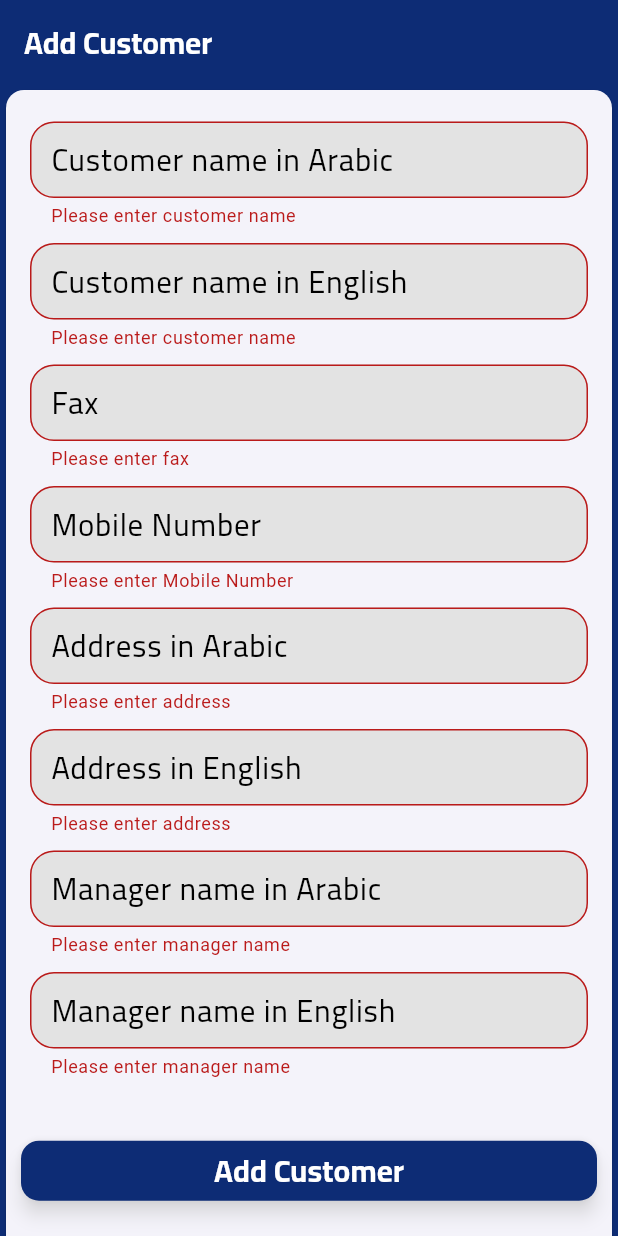
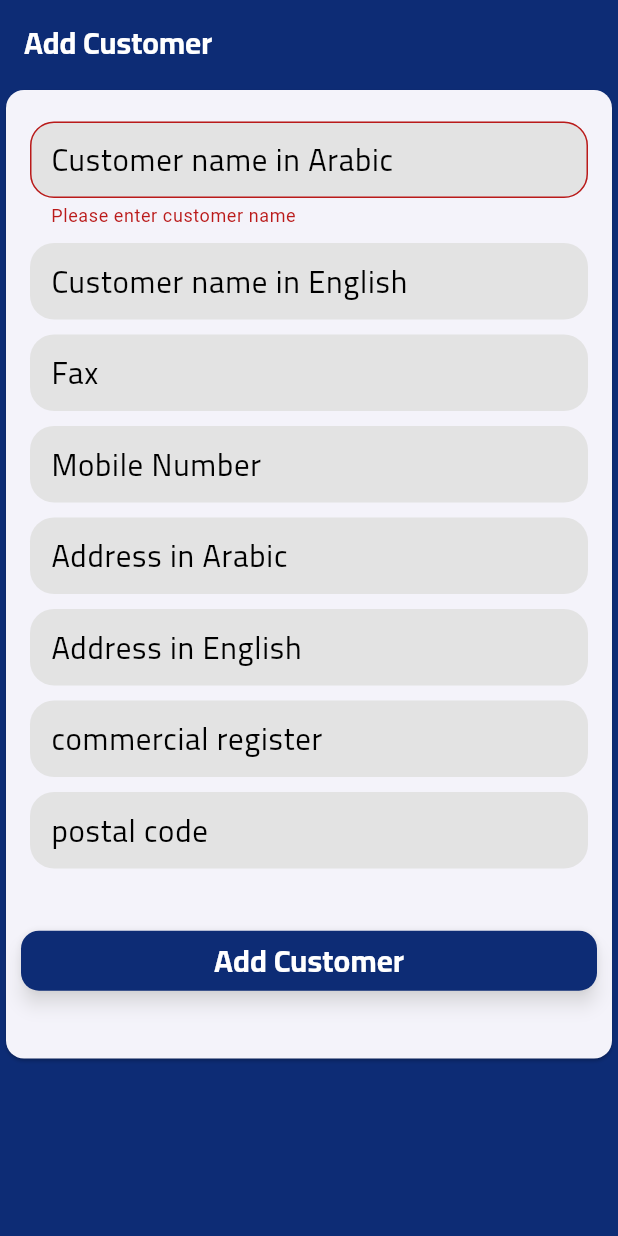
Before and after one commit to bishoy-girgis/easy_erp, a Flutter app: the AddCustomerView screen opened by its route, after a tap on "Add Customer", on a phone screen of 412 x 824 dp. Run offline on Flutter 3.47's test engine with Material 3 defaults, Android fonts, the phone set to English and light mode, and no system bars; our stand-ins replace bloc, dartz, dio, dropdown_search, equatable, eva_icons_flutter and 12 more; missing offline and left inert: textfield_search; accounts and stored records are empty; generated files the repository leaves out were written again; network calls fail.

Commit message:
finish add customer and search on customer and esit on Add item UI ,

```diff
--- a/lib/core/helper/app_routing.dart
+++ b/lib/core/helper/app_routing.dart
@@ -75,7 +75,7 @@ abstract class AppRouters {
       GoRoute(
         path: kCustomers,
         builder: (context, state) {
-          return const CustomerView();
+          return CustomerView();
         },
       ),
       GoRoute(
--- a/lib/core/helper/pdf_helper.dart
+++ b/lib/core/helper/pdf_helper.dart
@@ -29,9 +29,9 @@ Future<void> generateAndPrintArabicPdf(
     var length = items.length;
     for (int i = 0; i < length; i++) {
       finalItems.add([
+        (items[i].salesprice! * items[i].quantity).toString(),
+        items[i].discP.toString(),
         items[i].salesprice.toString(),
-        items[i].discP.toString(),
-        items[i].cost.toString(),
         items[i].quantity.toString(),
         items[i].itmname ?? items[i].itmename ?? "None",
       ]);
--- a/lib/core/widgets/custom_text_form_field.dart
+++ b/lib/core/widgets/custom_text_form_field.dart
@@ -5,6 +5,8 @@ import 'package:flutter/services.dart';
 import 'package:flutter_screenutil/flutter_screenutil.dart';
 
 class CustomTextFormField extends StatelessWidget {
+  final double? suffixIconSize;
+  final double? prefixIconSize;
   final TextEditingController? controller;
   final String labelText;
   final String? hintText;
@@ -48,6 +50,8 @@ class CustomTextFormField extends StatelessWidget {
     this.prefixIcon,
     this.prefixIconColor = AppColors.primaryColorBlue,
     this.validator,
+    this.suffixIconSize,
+    this.prefixIconSize,
     this.suffixIcon,
     this.suffixColor = AppColors.primaryColorBlue,
     this.suffixPressed,
@@ -115,6 +119,7 @@ class CustomTextFormField extends StatelessWidget {
                   icon: Icon(
                     prefixIcon,
                     color: prefixIconColor,
+                    size: prefixIconSize,
                   ),
                 ),
           suffixIcon: suffixIcon == null
@@ -124,6 +129,7 @@ class CustomTextFormField extends StatelessWidget {
                   icon: Icon(
                     suffixIcon,
                     color: suffixColor,
+                    size: suffixIconSize,
                   ),
                 ),
         ),
--- a/lib/data/models/item_model/item_model.dart
+++ b/lib/data/models/item_model/item_model.dart
@@ -53,9 +53,14 @@ class ItemModel extends HiveObject {
 
   factory ItemModel.fromJson(Map<String, dynamic> json) =>
       _$ItemModelFromJson(json);
+
+  /// From Json  To Print Invoice
+
   factory ItemModel.fromJsonToPrintInvoiceWithItems(
           Map<String, dynamic> json) =>
       _$ItemModelFromJsonToPrintInvoiceWithItems(json);
+
+  /// TO JSON
   Map<String, dynamic> toJson() => _$ItemModelToJson(this);
 
   @override
--- a/lib/l10n/app_ar.arb
+++ b/lib/l10n/app_ar.arb
@@ -55,8 +55,8 @@
     "add_customer": "إضافة عميل" ,
     "customer_name_ar": "اسم العميل بالعربية" ,
     "customer_name_en": "اسم العميل بالإنجليزية" ,
-    "manager_name_en": "اسم المدير بالإنجليزية" ,
-    "manager_name_ar": "اسم المدير بالعربية" ,
+    "manager_name_en": "الرمز البريدي" ,
+    "manager_name_ar": "سجل تجارى" ,
     "fax": "الرقم الضريبي" ,
     "mobile_number": "رقم الهاتف" ,
     "address_ar": "العنوان بالعربية" ,
--- a/lib/l10n/app_en.arb
+++ b/lib/l10n/app_en.arb
@@ -64,8 +64,8 @@
     "add_customer": "Add Customer" ,
     "customer_name_ar": "Customer name in Arabic" ,
     "customer_name_en": "Customer name in English" ,
-    "manager_name_en": "Manager name in English" ,
-    "manager_name_ar": "Manager name in Arabic" ,
+    "manager_name_en": "postal code" ,
+    "manager_name_ar": "commercial register" ,
     "fax": "Fax" ,
     "address_ar": "Address in Arabic" ,
     "address_en": "Address in English" ,
--- a/lib/presentation/Home/views/inner_views/add_customer_view/add_customer_view.dart
+++ b/lib/presentation/Home/views/inner_views/add_customer_view/add_customer_view.dart
@@ -19,16 +19,24 @@ import 'widgets/select_group_section.dart';
 
 class AddCustomerView extends StatelessWidget {
   AddCustomerView({super.key});
-  final TextEditingController _custNameArController = TextEditingController();
-  final TextEditingController _custNameEnController = TextEditingController();
-  final TextEditingController _faxController = TextEditingController();
-  final TextEditingController _mobileNumberController = TextEditingController();
-  final TextEditingController _managerNameArController =
-      TextEditingController();
-  final TextEditingController _managerNameEnController =
-      TextEditingController();
-  final TextEditingController _addressEnController = TextEditingController();
-  final TextEditingController _addressArController = TextEditingController();
+  TextEditingController custNameArController = TextEditingController();
+  // final TextEditingController? _custNameEnController = TextEditingController();
+  // final TextEditingController? _faxController = TextEditingController();
+  // final TextEditingController? _mobileNumberController =
+  //     TextEditingController();
+  // final TextEditingController? _managerNameArController =
+  //     TextEditingController();
+  // final TextEditingController? _managerNameEnController =
+  //     TextEditingController();
+  // final TextEditingController? _addressEnController = TextEditingController();
+  //nal TextEditingController? _addressArController = TextEditingController();
+  String? custNameEnController;
+  String? faxController;
+  String? mobileNumberController;
+  String? managerNameArController;
+  String? managerNameEnController;
+  String? addressEnController;
+  String? addressArController;
   final _formKey = GlobalKey<FormState>();
   @override
   Widget build(BuildContext context) {
@@ -62,6 +70,8 @@ class AddCustomerView extends StatelessWidget {
               context: context,
               router: AppRouters.kCustomers,
             );
+            print(
+                "${state.addCustomerResponseModel.customercode} ::::::::::::::::::::::::::::");
             SharedPref.remove(key: 'custCategoryId');
           } else if (state is AddCustomerFailure) {
             GlobalMethods.buildFlutterToast(
@@ -89,9 +99,9 @@ class AddCustomerView extends StatelessWidget {
                         CustomTextFormField(
                           labelText:
                               AppLocalizations.of(context)!.customer_name_ar,
-                          controller: _custNameArController,
                           onChange: (value) {
-                            _custNameArController.text = value;
+                            custNameArController.text = value;
+                            print(custNameArController.text);
                           },
                           validator: (value) {
                             if (value == null || value.isEmpty) {
@@ -104,104 +114,104 @@ class AddCustomerView extends StatelessWidget {
                         CustomTextFormField(
                           labelText:
                               AppLocalizations.of(context)!.customer_name_en,
-                          controller: _custNameEnController,
+                          //controller: _custNameEnController,
                           onChange: (value) {
-                            _custNameEnController.text = value;
+                            custNameEnController = value;
                           },
-                          validator: (value) {
-                            if (value == null || value.isEmpty) {
-                              return AppLocalizations.of(context)!
-                                  .please_enter_customer_name;
-                            }
-                            return null;
-                          },
+                          // validator: (value) {
+                          //   if (value == null || value.isEmpty) {
+                          //     return AppLocalizations.of(context)!
+                          //         .please_enter_customer_name;
+                          //   }
+                          //   return null;
+                          // },
                         ),
                         CustomTextFormField(
                           labelText: AppLocalizations.of(context)!.fax,
-                          controller: _faxController,
+                          //controller: _faxController,
                           onChange: (value) {
-                            _faxController.text = value;
+                            faxController = value;
                           },
-                          validator: (value) {
-                            if (value == null || value.isEmpty) {
-                              return AppLocalizations.of(context)!
-                                  .please_enter_fax;
-                            }
-                            return null;
-                          },
+                          // validator: (value) {
+                          //   if (value == null || value.isEmpty) {
+                          //     return AppLocalizations.of(context)!
+                          //         .please_enter_fax;
+                          //   }
+                          //   return null;
+                          // },
                         ),
                         CustomTextFormField(
                           labelText:
                               AppLocalizations.of(context)!.mobile_number,
-                          controller: _mobileNumberController,
+                          //controller: _mobileNumberController,
                           onChange: (value) {
-                            _mobileNumberController.text = value;
+                            mobileNumberController = value;
                           },
-                          validator: (value) {
-                            if (value == null || value.isEmpty) {
-                              return AppLocalizations.of(context)!
-                                  .please_enter_mobile_number;
-                            }
-                            return null;
-                          },
+                          // validator: (value) {
+                          //   if (value == null || value.isEmpty) {
+                          //     return AppLocalizations.of(context)!
+                          //         .please_enter_mobile_number;
+                          //   }
+                          //   return null;
+                          // },
                         ),
                         CustomTextFormField(
                           labelText: AppLocalizations.of(context)!.address_ar,
-                          controller: _addressArController,
+                          //controller: _addressArController,
                           onChange: (value) {
-                            _addressArController.text = value;
+                            addressArController = value;
                           },
-                          validator: (value) {
-                            if (value == null || value.isEmpty) {
-                              return AppLocalizations.of(context)!
-                                  .please_enter_address;
-                            }
-                            return null;
-                          },
+                          // validator: (value) {
+                          //   if (value == null || value.isEmpty) {
+                          //     return AppLocalizations.of(context)!
+                          //         .please_enter_address;
+                          //   }
+                          //   return null;
+                          // },
                         ),
                         CustomTextFormField(
                           labelText: AppLocalizations.of(context)!.address_en,
-                          controller: _addressEnController,
+                          //controller: _addressEnController,
                           onChange: (value) {
-                            _addressEnController.text = value;
+                            addressEnController = value;
                           },
-                          validator: (value) {
-                            if (value == null || value.isEmpty) {
-                              return AppLocalizations.of(context)!
-                                  .please_enter_address;
-                            }
-                            return null;
-                          },
+                          // validator: (value) {
+                          //   if (value == null || value.isEmpty) {
+                          //     return AppLocalizations.of(context)!
+                          //         .please_enter_address;
+                          //   }
+                          //   return null;
+                          // },
                         ),
                         CustomTextFormField(
                           labelText:
                               AppLocalizations.of(context)!.manager_name_ar,
-                          controller: _managerNameArController,
+                          //controller: _managerNameArController,
                           onChange: (value) {
-                            _managerNameArController.text = value;
+                            managerNameArController = value;
                           },
-                          validator: (value) {
-                            if (value == null || value.isEmpty) {
-                              return AppLocalizations.of(context)!
-                                  .please_enter_manager_name;
-                            }
-                            return null;
-                          },
+                          // validator: (value) {
+                          //   if (value == null || value.isEmpty) {
+                          //     return AppLocalizations.of(context)!
+                          //         .please_enter_manager_name;
+                          //   }
+                          //   return null;
+                          // },
                         ),
                         CustomTextFormField(
                           labelText:
                               AppLocalizations.of(context)!.manager_name_en,
-                          controller: _managerNameEnController,
+                          //controller: _managerNameEnController,
                           onChange: (value) {
-                            _managerNameEnController.text = value;
+                            managerNameEnController = value;
                           },
-                          validator: (value) {
-                            if (value == null || value.isEmpty) {
-                              return AppLocalizations.of(context)!
-                                  .please_enter_manager_name;
-                            }
-                            return null;
-                          },
+                          // validator: (value) {
+                          //   if (value == null || value.isEmpty) {
+                          //     return AppLocalizations.of(context)!
+                          //         .please_enter_manager_name;
+                          //   }
+                          //   return null;
+                          // },
                         ),
                         const GapH(h: 1),
                         const ChooseGroup()
@@ -215,20 +225,28 @@ class AddCustomerView extends StatelessWidget {
                       width: double.infinity,
                       onPressed: () async {
                         if (_formKey.currentState!.validate()) {
-                          var customer = await context
-                              .read<CustomerCubit>()
-                              .addCustomer(
-                                custNameAr: _custNameArController.text,
-                                custNameEn: _custNameEnController.text,
-                                fax: _faxController.text,
-                                mobileNumber: _mobileNumberController.text,
-                                addressAr: _addressArController.text,
-                                addressEn: _addressEnController.text,
-                                mangNameAr: _managerNameArController.text,
-                                mangNameEn: _managerNameEnController.text,
-                                groupID: SharedPref.get(key: 'custCategoryId'),
-                              );
-                          FocusScope.of(context).unfocus();
+                          if (SharedPref.get(key: 'custCategoryId') != null) {
+                            var customer =
+                                await context.read<CustomerCubit>().addCustomer(
+                                      custNameAr: custNameArController.text,
+                                      custNameEn: custNameEnController,
+                                      fax: faxController,
+                                      mobileNumber: mobileNumberController,
+                                      addressAr: addressArController,
+                                      addressEn: addressEnController,
+                                      mangNameAr: managerNameArController,
+                                      mangNameEn: managerNameEnController,
+                                      groupID:
+                                          SharedPref.get(key: 'custCategoryId'),
+                                    );
+                            FocusScope.of(context).unfocus();
+                          } else {
+                            ScaffoldMessenger.of(context).showSnackBar(
+                              SnackBar(
+                                content: Text("please choose group"),
+                              ),
+                            );
+                          }
                         }
                       },
                       // backgroundColor: AppColors.whiteColor,
--- a/lib/presentation/Home/views/inner_views/add_items_view/add_items_view.dart
+++ b/lib/presentation/Home/views/inner_views/add_items_view/add_items_view.dart
@@ -131,7 +131,7 @@ class _AddItemsViewState extends State<AddItemsView> {
                   crossAxisCount: 2,
                   crossAxisSpacing: 10.w,
                   mainAxisSpacing: 10.h,
-                  childAspectRatio: 0.38.r,
+                  childAspectRatio: 0.47.r,
                 ),
                 itemCount: searchController.text.isEmpty
                     ? items.length
--- a/lib/presentation/Home/views/inner_views/invoices_view/widgets/selected_item.dart
+++ b/lib/presentation/Home/views/inner_views/invoices_view/widgets/selected_item.dart
@@ -88,12 +88,12 @@ class SelectedItem extends StatelessWidget {
                             children: [
                               TextBuilder(
                                 AppLocalizations.of(context)!.price,
-                                fontSize: 14,
+                                fontSize: 13,
                                 color: Colors.black,
                               ),
                               TextBuilder(
-                                AppLocalizations.of(context)!.total,
-                                fontSize: 14,
+                                AppLocalizations.of(context)!.total_icludes_tax,
+                                fontSize: 11,
                                 color: Colors.black,
                               ),
                             ],
--- a/lib/presentation/cubits/customer_cubit/customer_cubit.dart
+++ b/lib/presentation/cubits/customer_cubit/customer_cubit.dart
@@ -46,25 +46,25 @@ class CustomerCubit extends Cubit<CustomerState> {
 
   addCustomer({
     required String custNameAr,
-    required String custNameEn,
-    required String fax,
-    required String mobileNumber,
-    required String addressAr,
-    required String addressEn,
-    required String mangNameAr,
-    required String mangNameEn,
+    String? custNameEn,
+    String? fax,
+    String? mobileNumber,
+    String? addressAr,
+    String? addressEn,
+    String? mangNameAr,
+    String? mangNameEn,
     required int groupID,
   }) async {
     emit(AddCustomerLoading());
     var result = await customerRepo.addCustomer(
       custNameAr: custNameAr,
-      custNameEn: custNameEn,
-      fax: fax,
-      mobileNumber: mobileNumber,
-      addressAr: addressAr,
-      addressEn: addressEn,
-      mangNameAr: mangNameAr,
-      mangNameEn: mangNameEn,
+      custNameEn: custNameEn ?? "N/A",
+      fax: fax ?? "N/A",
+      mobileNumber: mobileNumber ?? "N/A",
+      addressAr: addressAr ?? "N/A",
+      addressEn: addressEn ?? "N/A",
+      mangNameAr: mangNameAr ?? "N/A",
+      mangNameEn: mangNameEn ?? "N/A",
       groupID: groupID,
     );
     result.fold(
@@ -77,6 +77,7 @@ class CustomerCubit extends Cubit<CustomerState> {
           addCustomerResponseModel: addCustomerResponseModel,
         ),
       );
+      print(" HHHHWEEEEEYYYYYYYYYYYYYYYY $custNameAr");
       getCustomers();
       return r;
     });
```
Also changed, not shown: lib/data/repositories/customer_repository/customer_repo.dart (+7 -7 lines), lib/data/repositories/customer_repository/customer_repo_implementation.dart (+14 -14 lines), lib/presentation/Home/views/inner_views/add_customer_view/widgets/select_group_section.dart (+7 -1 lines), lib/presentation/Home/views/inner_views/add_items_view/widgets/item_widget.dart (+23 -13 lines), lib/presentation/Home/views/inner_views/customer_view/customer_view.dart (+36 -10 lines), lib/presentation/Home/views/inner_views/customer_view/widgets/customer_widget.dart (+9 -10 lines), pubspec.yaml (+5 -6 lines), lib/data/models/item_model/item_model.g.dart, pubspec.lock.
